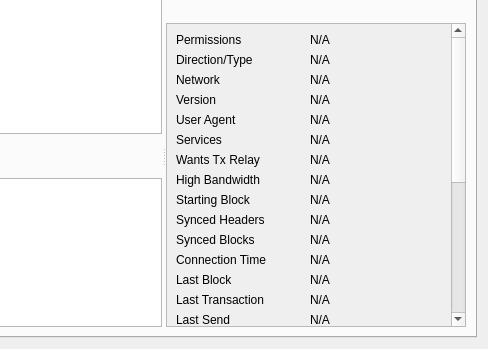
Qt form src/qt/forms/debugwindow.ui (suiiancm/gui) before a commit; both pictures show x 260 to 748 and y 81 to 430 of the 748 by 430 pixel window.
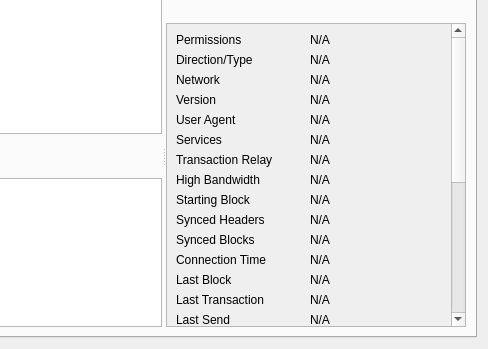
The same form after that commit. The open tabs and pages were chosen to show the change. Icons and pictures are not drawn. Custom widgets are drawn as their Qt base class.

Commit message:
gui: update peers window "Transaction Relay" label and tooltip
to current v24.0 p2p behavior

The edit to the form file:
```diff
--- a/src/qt/forms/debugwindow.ui
+++ b/src/qt/forms/debugwindow.ui
@@ -1188,7 +1188,7 @@
                   <string>Whether the peer requested us to relay transactions.</string>
                  </property>
                  <property name="text">
-                  <string>Wants Tx Relay</string>
+                  <string>Transaction Relay</string>
                  </property>
                 </widget>
                </item>
```
Left out of the diff: 2 changed lines with no effect on the pictures.
